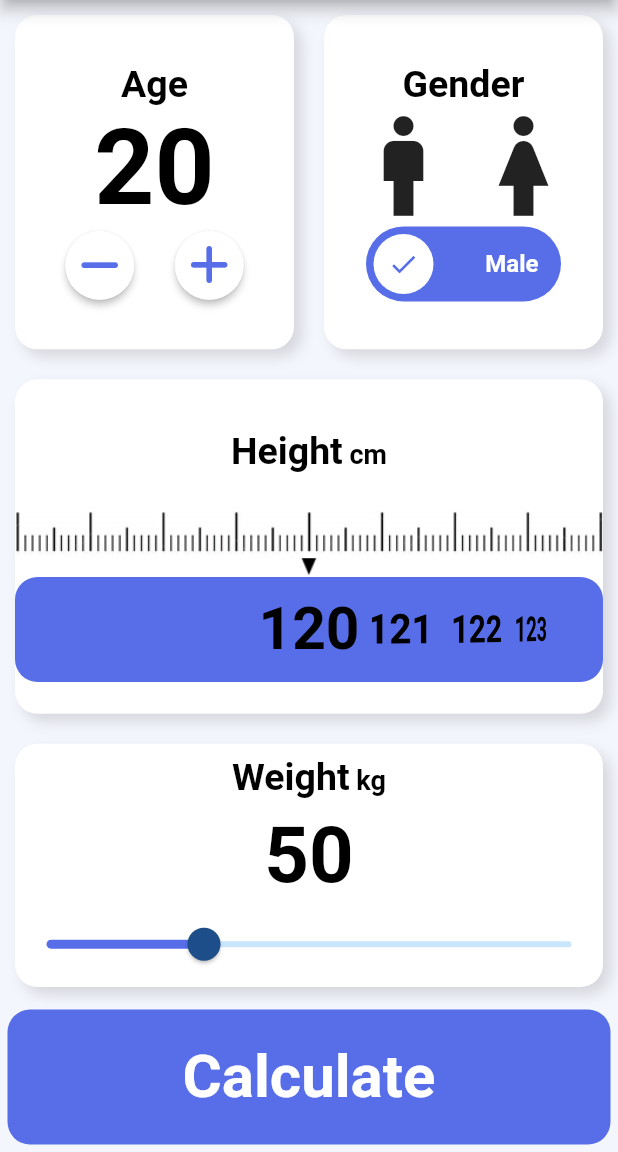
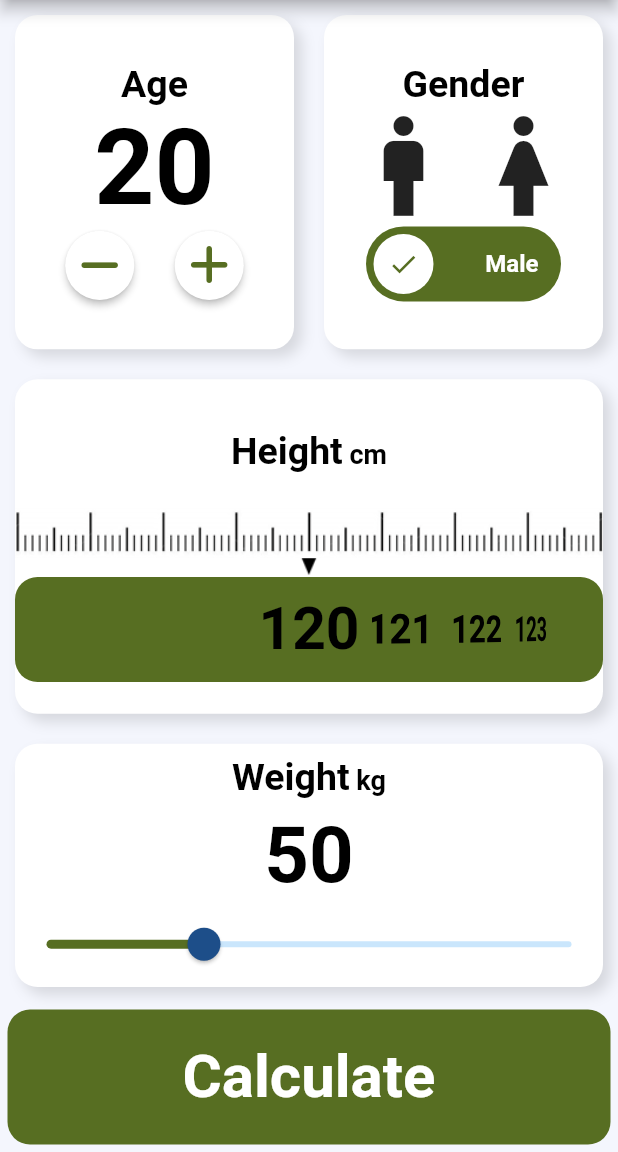
Before and after one commit to samuel-thapa-magar/bmi_calculator, a Flutter app: the screen it shows after launch, on a phone screen of 412 x 824 dp, the part 84-1236 px from its top. Run offline on Flutter 3.47's test engine with Material 2 defaults, Android fonts, the phone set to English and light mode, and no system bars; drawn by our look-alikes of lite_rolling_switch; our stand-ins replace font_awesome_flutter.

Commit message:
theme color

```diff
--- a/lib/constants.dart
+++ b/lib/constants.dart
@@ -1,7 +1,7 @@
 import 'package:flutter/material.dart';
 
 const Color kappbarColor = Color(0xFFFFFFFF);
-const Color kthemeColor = Color(0xFF576EE8);
+const Color kthemeColor = Color(0xFF576E22);
 
 const kappbarTextStyle =
     TextStyle(fontSize: 25, color: Colors.black, fontWeight: FontWeight.bold);
```
